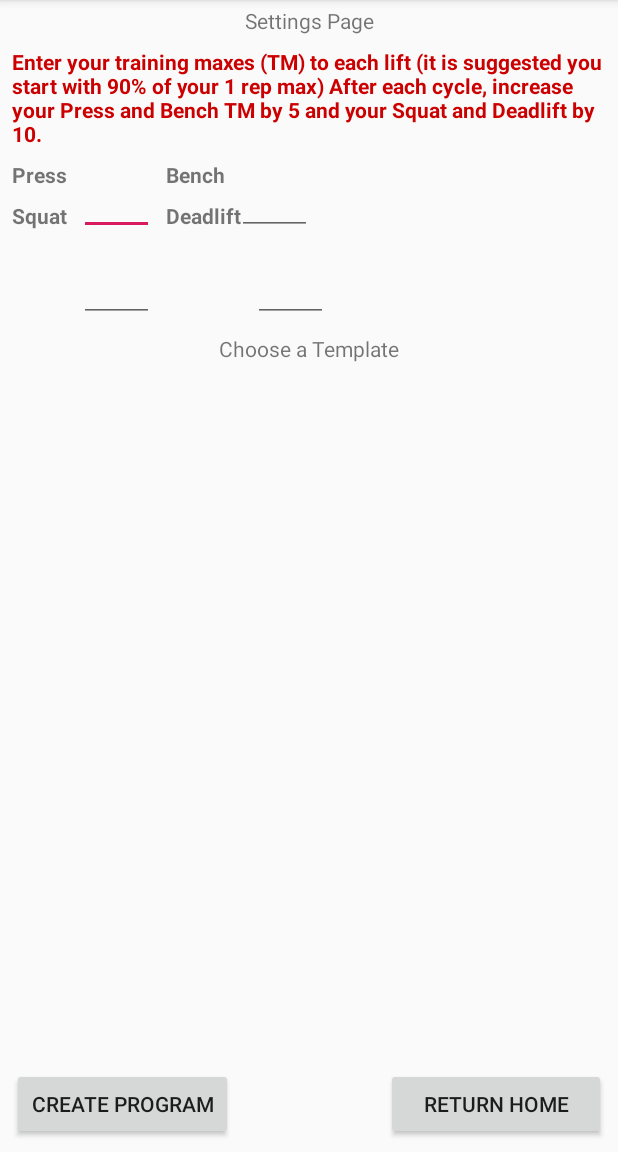
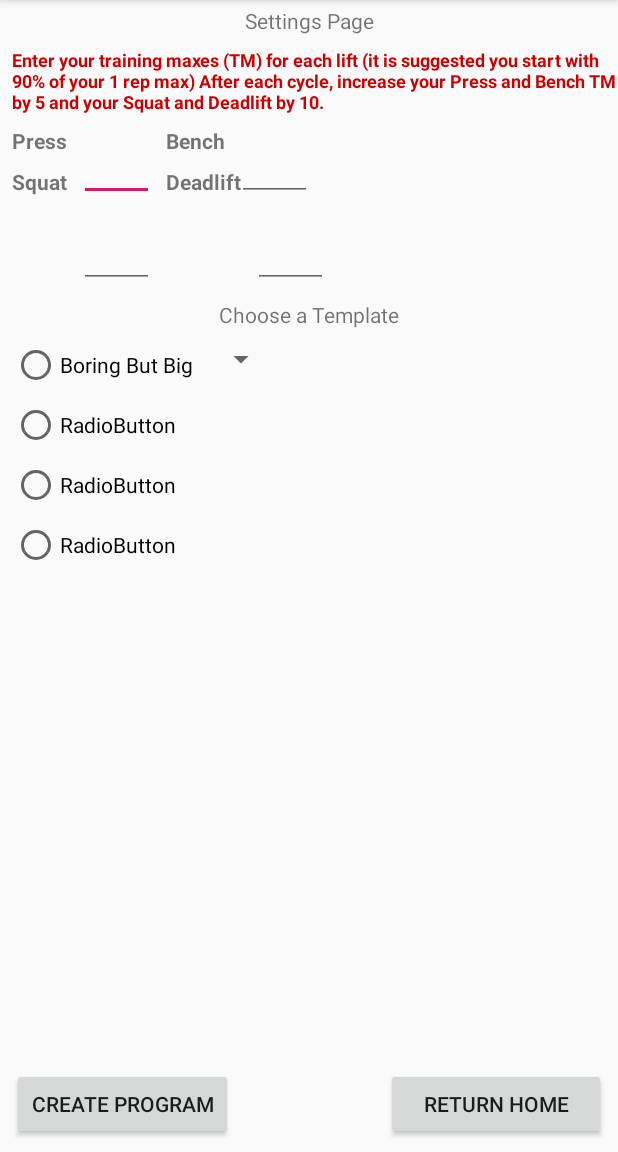
Before and after one commit to JacobPox/IronBeast, an Android app: the Settings screen opened directly, with no data from a screen before it, on a phone screen of 412 x 824 dp, the part 84-1236 px from its top. Run offline under Robolectric (Android 15) with nearby library versions, the phone set to English and light mode, and no system bars.

Commit message:
Add radio buttons

```diff
--- a/app/src/main/res/layout/activity_settings.xml
+++ b/app/src/main/res/layout/activity_settings.xml
@@ -59,9 +59,10 @@
         android:layout_marginTop="8dp"
         android:text="@string/chooseLiftTextView"
         android:textColor="@android:color/holo_red_dark"
+        android:textSize="12sp"
         android:textStyle="bold"
+        app:layout_constraintEnd_toEndOf="parent"
         app:layout_constraintStart_toStartOf="parent"
-        app:layout_constraintEnd_toEndOf="parent"
         app:layout_constraintTop_toBottomOf="@+id/settingsIntroTextView" />
 
     <TextView
@@ -182,4 +183,58 @@
         app:layout_constraintStart_toStartOf="parent"
         app:layout_constraintTop_toBottomOf="@+id/lift4EditText" />
 
+    <RadioButton
+        android:id="@+id/boringButBigRadioButton"
+        android:layout_width="wrap_content"
+        android:layout_height="wrap_content"
+        android:layout_marginStart="8dp"
+        android:layout_marginLeft="8dp"
+        android:layout_marginTop="8dp"
+        android:text="@string/boringButBigRadioButton"
+        app:layout_constraintStart_toStartOf="parent"
+        app:layout_constraintTop_toBottomOf="@+id/templateTextView" />
+
+    <RadioButton
+        android:id="@+id/triumvirateRadioButton"
+        android:layout_width="wrap_content"
+        android:layout_height="wrap_content"
+        android:layout_marginStart="8dp"
+        android:layout_marginLeft="8dp"
+        android:layout_marginTop="8dp"
+        android:text="RadioButton"
+        app:layout_constraintStart_toStartOf="parent"
+        app:layout_constraintTop_toBottomOf="@+id/boringButBigRadioButton" />
+
+    <RadioButton
+        android:id="@+id/simplestStrengthRadioButton"
+        android:layout_width="wrap_content"
+        android:layout_height="wrap_content"
+        android:layout_marginStart="8dp"
+        android:layout_marginLeft="8dp"
+        android:layout_marginTop="8dp"
+        android:text="RadioButton"
+        app:layout_constraintStart_toStartOf="parent"
+        app:layout_constraintTop_toBottomOf="@+id/triumvirateRadioButton" />
+
+    <Spinner
+        android:id="@+id/boringButBigSpinner"
+        android:layout_width="wrap_content"
+        android:layout_height="wrap_content"
+        android:layout_marginStart="8dp"
+        android:layout_marginLeft="8dp"
+        android:layout_marginTop="8dp"
+        app:layout_constraintStart_toEndOf="@+id/boringButBigRadioButton"
+        app:layout_constraintTop_toBottomOf="@+id/templateTextView" />
+
+    <RadioButton
+        android:id="@+id/notDoingJackRadioButton"
+        android:layout_width="wrap_content"
+        android:layout_height="wrap_content"
+        android:layout_marginStart="8dp"
+        android:layout_marginLeft="8dp"
+        android:layout_marginTop="8dp"
+        android:text="RadioButton"
+        app:layout_constraintStart_toStartOf="parent"
+        app:layout_constraintTop_toBottomOf="@+id/simplestStrengthRadioButton" />
+
 </android.support.constraint.ConstraintLayout>
--- a/app/src/main/res/values/strings.xml
+++ b/app/src/main/res/values/strings.xml
@@ -12,7 +12,7 @@
 
     <!-- activity_settings -->
 
-    <string name="chooseLiftTextView">Enter your training maxes (TM) to each lift (it is suggested you start with 90% of your
+    <string name="chooseLiftTextView">Enter your training maxes (TM) for each lift (it is suggested you start with 90% of your
     1 rep max) After each cycle, increase your Press and Bench TM by 5 and your Squat and Deadlift by 10.</string>
     <string name="lift1TextView">Press</string>
     <string name="lift2TextView">Squat</string>
@@ -23,6 +23,7 @@
     <string name="settingsIntroTextView">Settings Page</string>
     <!-- <string name="calculateTMButton">Calculate TM</string> -->
     <string name="templateTextView">Choose a Template</string>
+    <string name="boringButBigRadioButton">Boring But Big</string>
 
     <!-- activity_program -->
     <string name="programIntroTextView">Program Page</string>
```
